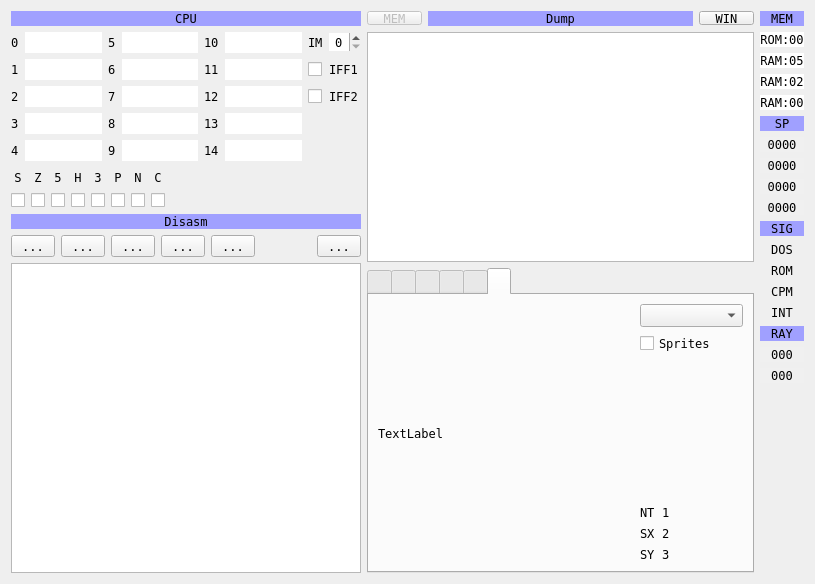
Qt form ui/debuger.ui (samstyle/Xpeccy) before a commit.
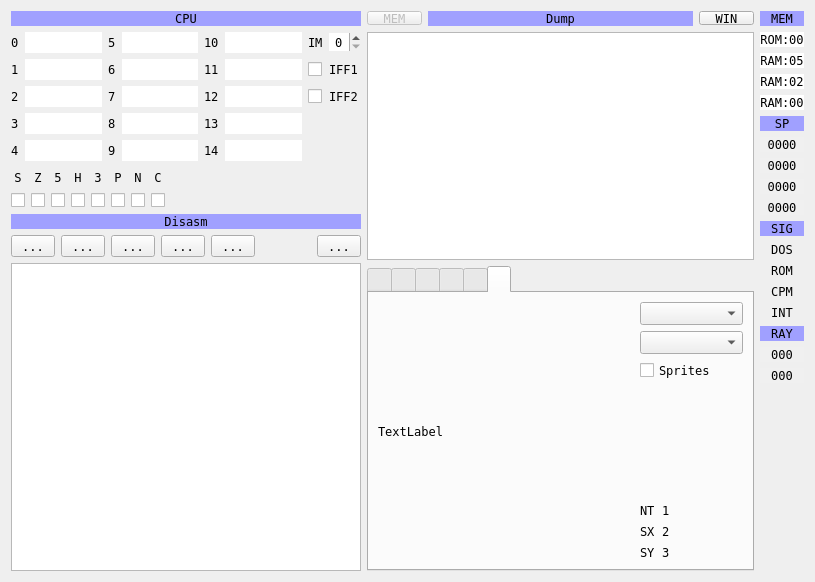
The same form after that commit. The open tabs and pages were chosen to show the change. Icons and pictures are not drawn. Custom widgets are drawn as their Qt base class.

Diff of the .ui file:
```diff
--- a/ui/debuger.ui
+++ b/ui/debuger.ui
@@ -9,8 +9,8 @@
    <rect>
     <x>0</x>
     <y>0</y>
-    <width>815</width>
-    <height>584</height>
+    <width>813</width>
+    <height>582</height>
    </rect>
   </property>
   <property name="font">
@@ -1910,6 +1910,9 @@
            <item>
             <widget class="QComboBox" name="nesScrType"/>
            </item>
+           <item>
+            <widget class="QComboBox" name="nesTileType"/>
+           </item>
            <item>
             <widget class="QCheckBox" name="nesShowSpr">
              <property name="text">
```
Left out of the diff: 2 changed lines with no effect on the pictures.
